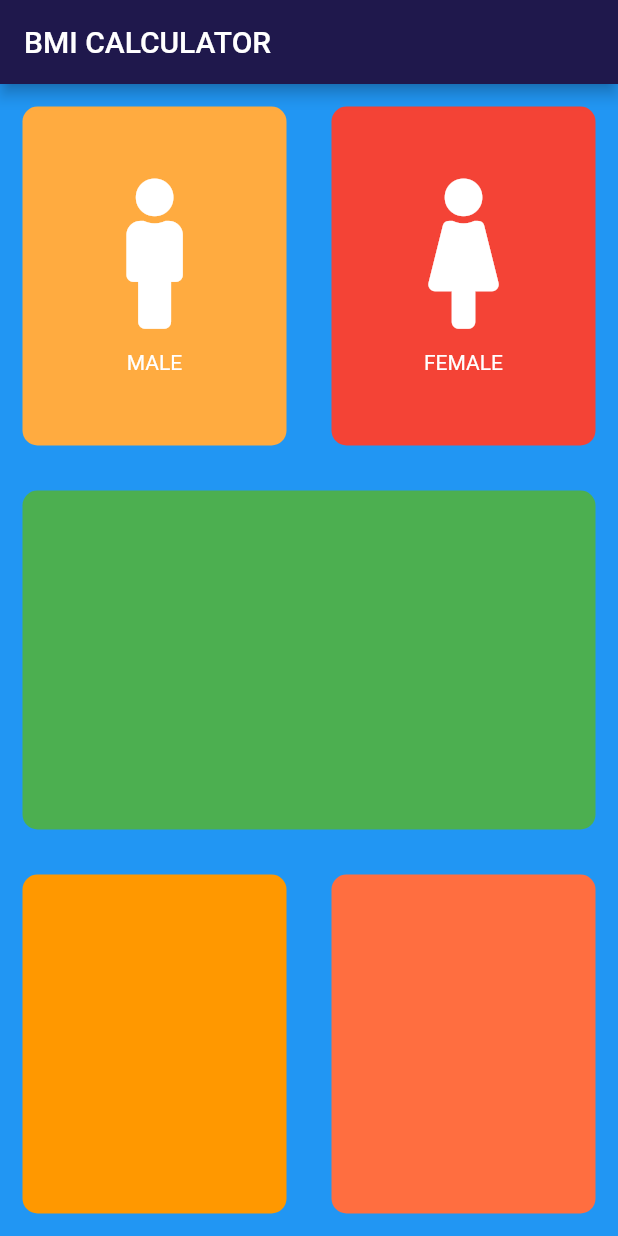
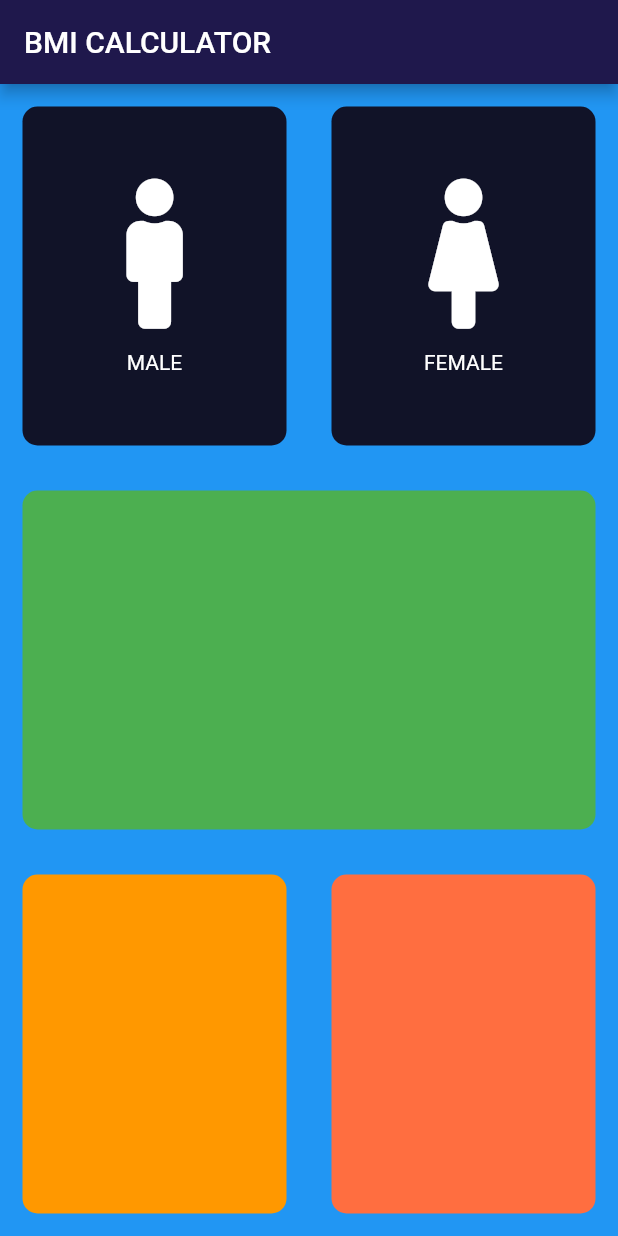
Before and after one commit to MariamTayyab/bmi_calculator, a Flutter app: the screen it shows after launch, on a phone screen of 412 x 824 dp. Run offline on Flutter 3.47's test engine with Material 2 defaults, Android fonts, the phone set to English and light mode, and no system bars; our stand-ins replace font_awesome_flutter.

Commit message:
lec 60(deactive colors male and female)

```diff
--- a/lib/input_page.dart
+++ b/lib/input_page.dart
@@ -1,10 +1,11 @@
 import 'package:font_awesome_flutter/font_awesome_flutter.dart';
-import 'package:flutter/cupertino.dart';
+import 'package:flutter/material.dart';
 import 'icontextfile.dart';
 import 'containerfile.dart';
+const activeColor = Color(0xFF1D1E33);
+const deactiveColor = Color(0xFF111328);
 
 
-import 'package:flutter/material.dart';
 
 class InputPage extends StatefulWidget {
   @override
@@ -12,6 +13,9 @@ class InputPage extends StatefulWidget {
 }
 
 class _InputPageState extends State<InputPage> {
+  Color maleColor = deactiveColor;
+  Color femaleColor = deactiveColor;
+  void updateColor(int gender){}
   @override
   Widget build(BuildContext context) {
     return Scaffold(
@@ -23,7 +27,7 @@ class _InputPageState extends State<InputPage> {
           Expanded(child:Row(
             children: [
               Expanded(child: RefactorContainerCode(
-                Colors: Colors.orangeAccent,
+                Colors: maleColor,
                 CardWidget: new RepeatTextAndIcon(
                   iconData: FontAwesomeIcons.male,
                   label: 'MALE',
@@ -33,7 +37,7 @@ class _InputPageState extends State<InputPage> {
               ),
                 ),
               Expanded(child:  RefactorContainerCode(
-                Colors: Colors.red,
+                Colors: femaleColor,
                 CardWidget: new RepeatTextAndIcon(
                   iconData: FontAwesomeIcons.female,
                   label: 'FEMALE',
```
